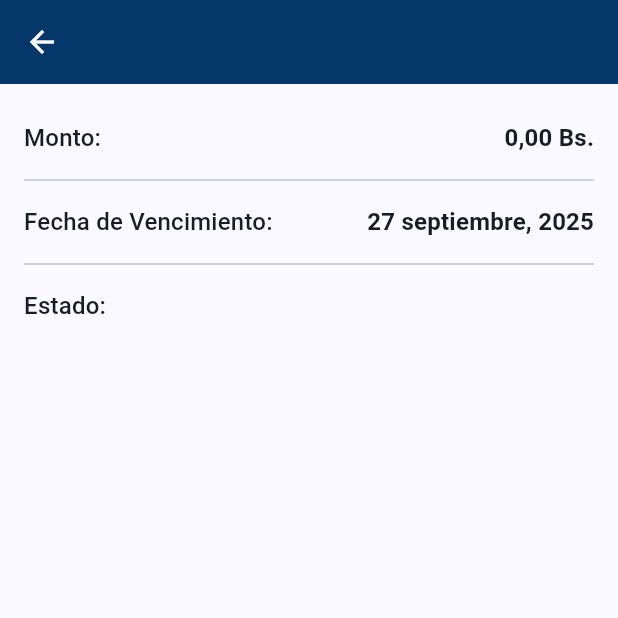
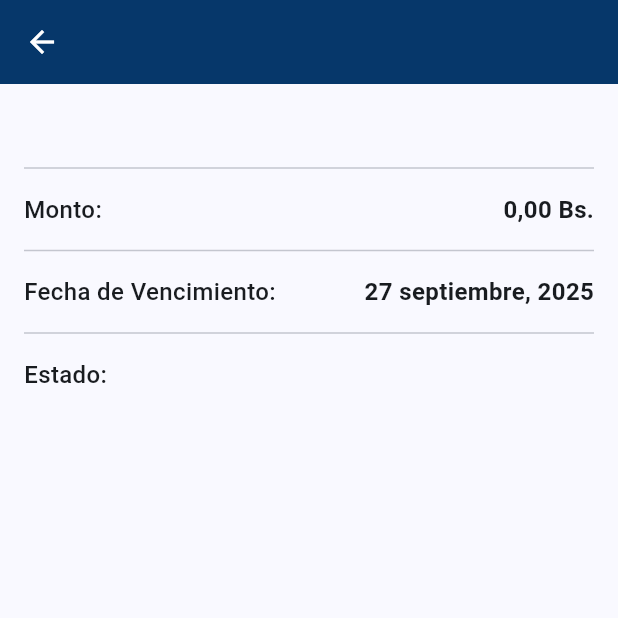
Before and after one commit to davidgarciacaballero0-dot/smart-condominious-si2, a Flutter app: the PaymentDetailPage screen opened directly with empty values, on a phone screen of 412 x 824 dp, the top half of it. Run offline on Flutter 3.47's test engine with Material 3 defaults, Android fonts, the phone set to English and light mode, and no system bars; our stand-ins replace flutter_secure_storage, table_calendar; accounts and stored records are empty; network calls fail.

```diff
--- a/app/lib/payment_detail_page.dart
+++ b/app/lib/payment_detail_page.dart
@@ -1,67 +1,110 @@
 // app/lib/payment_detail_page.dart
 
 import 'package:flutter/material.dart';
-import 'package:app/models/payment_model.dart'; // Usa el modelo FinancialFee
+import 'package:app/models/payment_model.dart';
 import 'package:intl/intl.dart';
 
 class PaymentDetailPage extends StatelessWidget {
   final FinancialFee fee;
-
   const PaymentDetailPage({super.key, required this.fee});
 
   @override
   Widget build(BuildContext context) {
     final currencyFormat =
         NumberFormat.currency(locale: 'es_BO', symbol: 'Bs.');
-    final dateFormat = DateFormat('d MMMM, yyyy', 'es');
-    final statusColor =
-        fee.status.toLowerCase() == 'paid' ? Colors.green : Colors.orange;
+    final dateFormat =
+        DateFormat('d MMMM, yyyy', 'es'); // Formato de fecha para el detalle
 
     return Scaffold(
       appBar: AppBar(
         title: Text(fee.description),
+        // --- Cambios visuales para la AppBar (título blanco, flecha blanca) ---
+        titleTextStyle: const TextStyle(
+            color: Colors.white, fontSize: 20, fontWeight: FontWeight.bold),
+        iconTheme: const IconThemeData(color: Colors.white),
       ),
       body: Padding(
         padding: const EdgeInsets.all(16.0),
         child: Column(
           crossAxisAlignment: CrossAxisAlignment.start,
           children: [
+            Text(
+              fee.description,
+              style: Theme.of(context)
+                  .textTheme
+                  .headlineSmall
+                  ?.copyWith(fontWeight: FontWeight.bold),
+            ),
+            const Divider(),
+            _buildDetailRow('Monto:', currencyFormat.format(fee.amount)),
+            const Divider(),
+            // Manejamos la fecha de vencimiento que ahora es obligatoria
             _buildDetailRow(
-                'Monto:', currencyFormat.format(fee.amount), context),
+                'Fecha de Vencimiento:', dateFormat.format(fee.dueDate)),
             const Divider(),
-            _buildDetailRow('Fecha de Vencimiento:',
-                dateFormat.format(fee.dueDate), context),
-            const Divider(),
-            _buildDetailRow(
-              'Estado:',
-              fee.status.toUpperCase(),
-              context,
-              valueColor: statusColor,
-            ),
-            // Puedes añadir más detalles aquí
+            _buildDetailRow('Estado:', fee.status.toUpperCase(),
+                color: _getStatusColor(fee.status)),
+            const Spacer(), // Empuja el botón al final
+            // --- BOTÓN "PAGAR EN LÍNEA" AÑADIDO ---
+            if (fee.status.toLowerCase() == 'pending' ||
+                fee.status.toLowerCase() == 'overdue')
+              SizedBox(
+                width: double.infinity,
+                child: ElevatedButton.icon(
+                  onPressed: () {
+                    // TODO: Implementar lógica de pago en línea
+                  },
+                  icon: const Icon(Icons.payment),
+                  label: const Text('PAGAR EN LÍNEA',
+                      style: TextStyle(fontSize: 18)),
+                  style: ElevatedButton.styleFrom(
+                    backgroundColor: Theme.of(context)
+                        .primaryColor, // Color principal de la app
+                    foregroundColor: Colors.white,
+                    padding: const EdgeInsets.symmetric(vertical: 15),
+                    shape: RoundedRectangleBorder(
+                        borderRadius: BorderRadius.circular(10)),
+                  ),
+                ),
+              ),
           ],
         ),
       ),
     );
   }
 
-  Widget _buildDetailRow(String title, String value, BuildContext context,
-      {Color? valueColor}) {
+  Widget _buildDetailRow(String label, String value, {Color? color}) {
     return Padding(
       padding: const EdgeInsets.symmetric(vertical: 8.0),
       child: Row(
         mainAxisAlignment: MainAxisAlignment.spaceBetween,
         children: [
-          Text(title, style: Theme.of(context).textTheme.titleMedium),
+          Text(label,
+              style:
+                  const TextStyle(fontSize: 16, fontWeight: FontWeight.w500)),
           Text(
             value,
-            style: Theme.of(context).textTheme.titleMedium?.copyWith(
-                  fontWeight: FontWeight.bold,
-                  color: valueColor,
-                ),
+            style: TextStyle(
+              fontSize: 16,
+              fontWeight: FontWeight.bold,
+              color: color,
+            ),
           ),
         ],
       ),
     );
   }
+
+  Color _getStatusColor(String status) {
+    switch (status.toLowerCase()) {
+      case 'pending':
+        return Colors.orange;
+      case 'paid':
+        return Colors.green;
+      case 'overdue':
+        return Colors.red;
+      default:
+        return Colors.black;
+    }
+  }
 }
```
Also changed, not shown: app/lib/finances_page.dart (+31 -40 lines), app/lib/services/finances_service.dart (+2 -5 lines).
